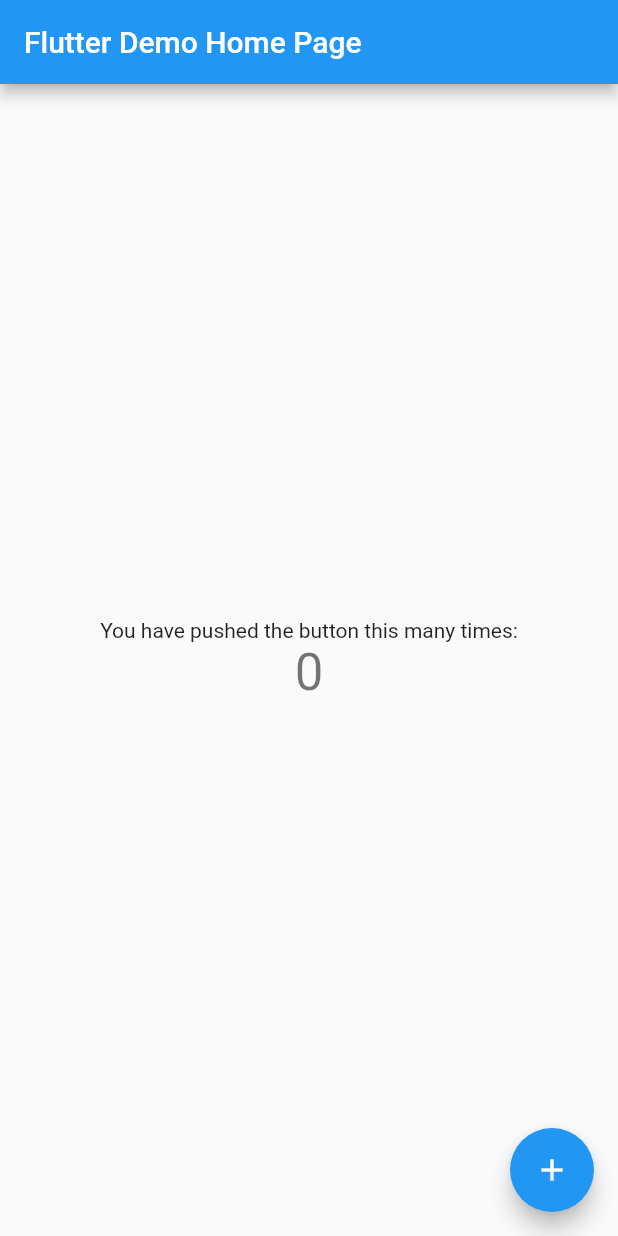
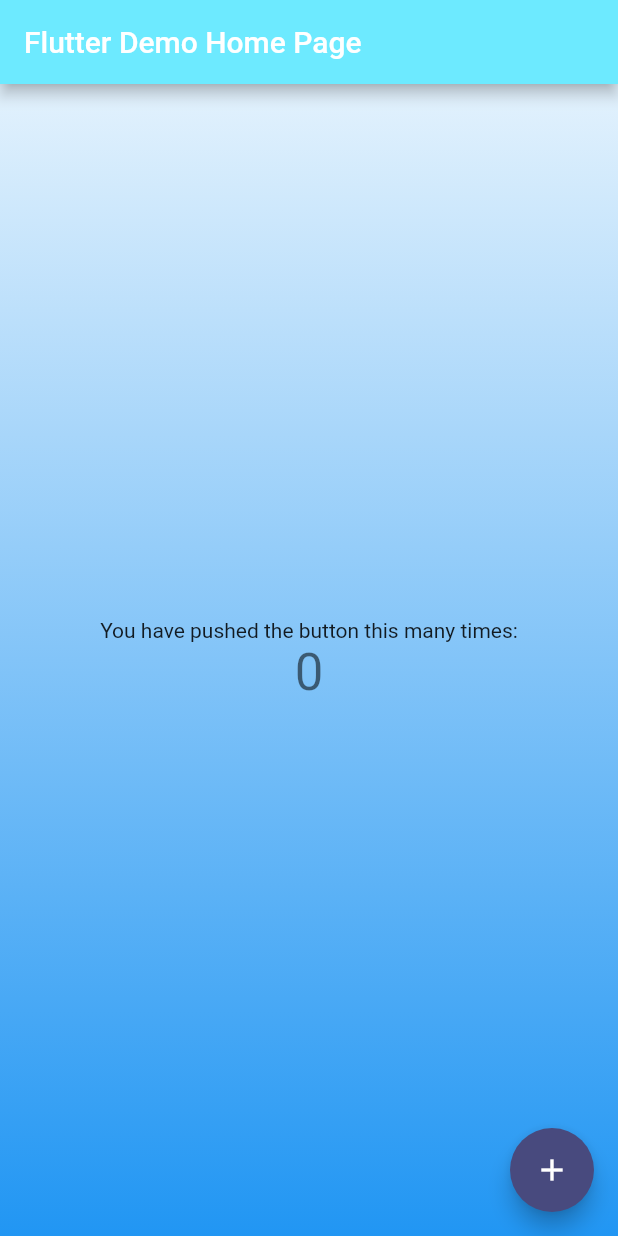
Before and after one commit to tpal-dev/Flutter_iOS_Android_Web_WEATHER_APP_BLOC, a Flutter app: the screen it shows after launch, after a tap on the "add" icon, on a phone screen of 412 x 824 dp. Run offline on Flutter 3.47's test engine with Material 2 defaults, Android fonts, the phone set to English and light mode, and no system bars; our stand-ins replace bloc, equatable.

```diff
--- /dev/null
+++ b/lib/core/error/errors.dart
@@ -0,0 +1,4 @@
+class NetworkException implements Exception {
+  // NetworkExceptionException(this.message);
+  // final String message;
+}
--- a/lib/features/weather/data/repositories/weather_repository.dart
+++ b/lib/features/weather/data/repositories/weather_repository.dart
@@ -3,7 +3,14 @@ import 'package:weather_app/features/weather/data/data_providers/open_weather_ap
 import 'package:weather_app/features/weather/data/models/weather.dart';
 
 abstract class WeatherRepository {
+  /// Calls the https://example.com/{cityName} endpoint.
+  ///
+  /// Throws a [NetworkException] for all error codes.
   Future<Weather> getWeatherForCity({required String cityName});
+
+  /// Calls the https://example.com/{gpsLocation} endpoint.
+  ///
+  /// Throws a [NetworkException] for all error codes.
   Future<Weather> getWeatherForCurrentLocation(
       {required int latitude, required int longitude});
 }
@@ -27,6 +34,7 @@ class WeatherRepositoryOpenWeatherMapImpl implements WeatherRepository {
     return _getWeatherFromUrl(jsonWeather);
   }
 
-  Weather _getWeatherFromUrl(String jsonWeather) =>
-      Weather.fromJson(jsonDecode(jsonWeather)['weather'][0]);
+  Weather _getWeatherFromUrl(String jsonWeather) {
+    return Weather.fromJson(jsonDecode(jsonWeather)['weather'][0]);
+  }
 }
--- a/lib/main.dart
+++ b/lib/main.dart
@@ -1,10 +1,4 @@
-import 'dart:convert';
-
 import 'package:flutter/material.dart';
-import 'package:http/http.dart' as http;
-import 'package:weather_app/features/weather/data/models/weather.dart';
-
-import 'features/weather/data/repositories/weather_repository.dart';
 
 void main() {
   runApp(const MyApp());
@@ -16,19 +10,15 @@ class MyApp extends StatelessWidget {
   // This widget is the root of your application.
   @override
   Widget build(BuildContext context) {
+    final ThemeData theme = ThemeData();
     return MaterialApp(
       title: 'Flutter Demo',
-      theme: ThemeData(
-        // This is the theme of your application.
-        //
-        // Try running your application with "flutter run". You'll see the
-        // application has a blue toolbar. Then, without quitting the app, try
-        // changing the primarySwatch below to Colors.green and then invoke
-        // "hot reload" (press "r" in the console where you ran "flutter run",
-        // or simply save your changes to "hot reload" in a Flutter IDE).
-        // Notice that the counter didn't reset back to zero; the application
-        // is not restarted.
-        primarySwatch: Colors.blue,
+      theme: theme.copyWith(
+        primaryColor: const Color.fromRGBO(109, 234, 255, 1),
+        colorScheme: theme.colorScheme.copyWith(
+          secondary: const Color.fromRGBO(72, 74, 126, 1),
+        ),
+        brightness: Brightness.dark,
       ),
       home: const MyHomePage(title: 'Flutter Demo Home Page'),
     );
@@ -56,13 +46,7 @@ class MyHomePage extends StatefulWidget {
 class _MyHomePageState extends State<MyHomePage> {
   int _counter = 0;
 
-  Future<void> _incrementCounter() async {
-    final WeatherRepository _weatherRepository =
-        WeatherRepositoryOpenWeatherMapImpl();
-    final weather =
-        await _weatherRepository.getWeatherForCity(cityName: 'warsaw');
-    print(weather.id);
-  }
+  Future<void> _incrementCounter() async {}
 
   @override
   Widget build(BuildContext context) {
@@ -78,7 +62,10 @@ class _MyHomePageState extends State<MyHomePage> {
         // the App.build method, and use it to set our appbar title.
         title: Text(widget.title),
       ),
-      body: Center(
+      body: Stack(
+        children: [
+          const Background(),
+          Center(
             // Center is a layout widget. It takes a single child and positions it
             // in the middle of the parent.
             child: Column(
@@ -108,6 +95,8 @@ class _MyHomePageState extends State<MyHomePage> {
               ],
             ),
           ),
+        ],
+      ),
       floatingActionButton: FloatingActionButton(
         onPressed: _incrementCounter,
         tooltip: 'Increment',
@@ -116,3 +105,22 @@ class _MyHomePageState extends State<MyHomePage> {
     );
   }
 }
+
+class Background extends StatelessWidget {
+  const Background({Key? key}) : super(key: key);
+  @override
+  Widget build(BuildContext context) {
+    return Container(
+      decoration: BoxDecoration(
+        gradient: LinearGradient(
+          begin: Alignment.topCenter,
+          end: Alignment.bottomCenter,
+          colors: [
+            Colors.blue.shade50,
+            Colors.blue.shade500,
+          ],
+        ),
+      ),
+    );
+  }
+}
```
Also changed, not shown: lib/features/weather/business_logic/cubit/weather_cubit.dart (+23 -1 lines), lib/features/weather/data/data_providers/open_weather_api.dart (+6 -1 lines). Lines whose indentation alone changed are shown as unchanged.
